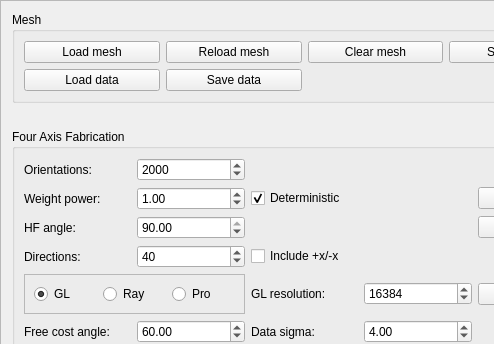
Qt form GUI/managers/fouraxisfabricationmanager.ui (cg3hci/4AxisMilling) before a commit; both pictures show x 0 to 494 and y 0 to 344 of the 609 by 1318 pixel window.
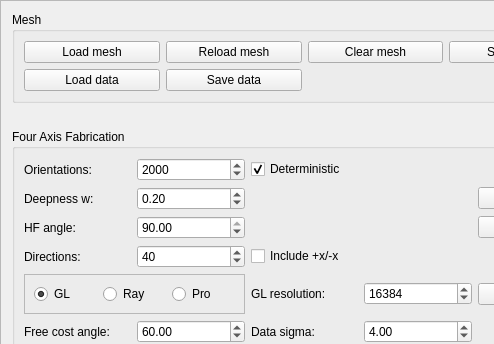
The same form after that commit.

Diff of the .ui file:
```diff
--- a/GUI/managers/fouraxisfabricationmanager.ui
+++ b/GUI/managers/fouraxisfabricationmanager.ui
@@ -1078,21 +1078,24 @@
       <item row="1" column="1">
        <widget class="QLabel" name="optimalOrientationWeightPowerLabel">
         <property name="text">
-         <string>Weight power:</string>
+         <string>Deepness w:</string>
         </property>
        </widget>
       </item>
       <item row="1" column="2">
        <widget class="QDoubleSpinBox" name="optimalOrientationWeightPowerSpinBox">
         <property name="maximum">
-         <double>50.000000000000000</double>
-        </property>
-        <property name="value">
          <double>1.000000000000000</double>
         </property>
+        <property name="singleStep">
+         <double>0.100000000000000</double>
+        </property>
+        <property name="value">
+         <double>0.200000000000000</double>
+        </property>
        </widget>
       </item>
-      <item row="1" column="3">
+      <item row="0" column="3">
        <widget class="QCheckBox" name="optimalOrientationDeterministicCheckBox">
         <property name="layoutDirection">
          <enum>Qt::LeftToRight</enum>
```
Left out of the diff: 2 changed lines with no effect on the pictures.
